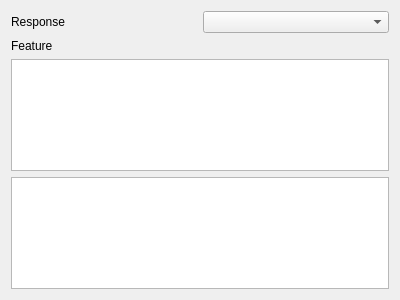
Before: the Qt Designer form experimentWidget/experimentWidget.ui in LisGein/Thesis, drawn with Qt 5.
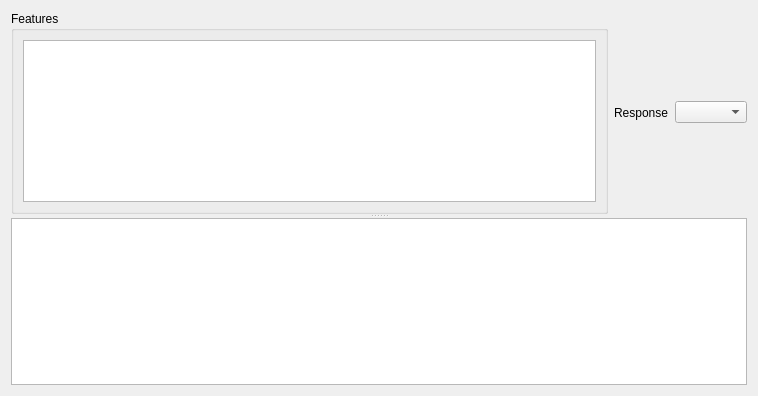
After: the same form once the commit is applied. Custom widgets are drawn as their Qt base class.

Patch:
```diff
--- a/experimentWidget/experimentWidget.ui
+++ b/experimentWidget/experimentWidget.ui
@@ -6,8 +6,8 @@
    <rect>
     <x>0</x>
     <y>0</y>
-    <width>400</width>
-    <height>300</height>
+    <width>758</width>
+    <height>396</height>
    </rect>
   </property>
   <property name="windowTitle">
@@ -15,8 +15,25 @@
   </property>
   <layout class="QVBoxLayout" name="verticalLayout_2">
    <item>
+    <widget class="QSplitter" name="splitter_2">
+     <property name="orientation">
+      <enum>Qt::Vertical</enum>
+     </property>
+     <widget class="QWidget" name="">
+      <layout class="QHBoxLayout" name="horizontalLayout_2">
+       <item>
+        <widget class="QGroupBox" name="groupBox">
+         <property name="title">
+          <string>Features</string>
+         </property>
     <layout class="QVBoxLayout" name="verticalLayout">
      <item>
+           <widget class="QListView" name="featureFilter"/>
+          </item>
+         </layout>
+        </widget>
+       </item>
+       <item>
       <layout class="QHBoxLayout" name="horizontalLayout">
        <item>
         <widget class="QLabel" name="label">
@@ -30,29 +47,19 @@
        </item>
       </layout>
      </item>
-     <item>
-      <widget class="QLabel" name="label_2">
-       <property name="text">
-        <string>Feature</string>
-       </property>
-      </widget>
-     </item>
-     <item>
-      <widget class="ExperimentTable" name="feature"/>
-     </item>
-     <item>
+      </layout>
+     </widget>
+     <widget class="QSplitter" name="splitter">
+      <property name="orientation">
+       <enum>Qt::Vertical</enum>
+      </property>
       <widget class="DatasetAnalysisTable" name="analisys"/>
-     </item>
-    </layout>
+     </widget>
+    </widget>
    </item>
   </layout>
  </widget>
  <customwidgets>
-  <customwidget>
-   <class>ExperimentTable</class>
-   <extends>QTableWidget</extends>
-   <header>experimentTable.h</header>
-  </customwidget>
   <customwidget>
    <class>DatasetAnalysisTable</class>
    <extends>QTableWidget</extends>
```
Left out of the diff: 2 changed lines with no effect on the pictures. Lines whose indentation alone changed are shown as unchanged.
